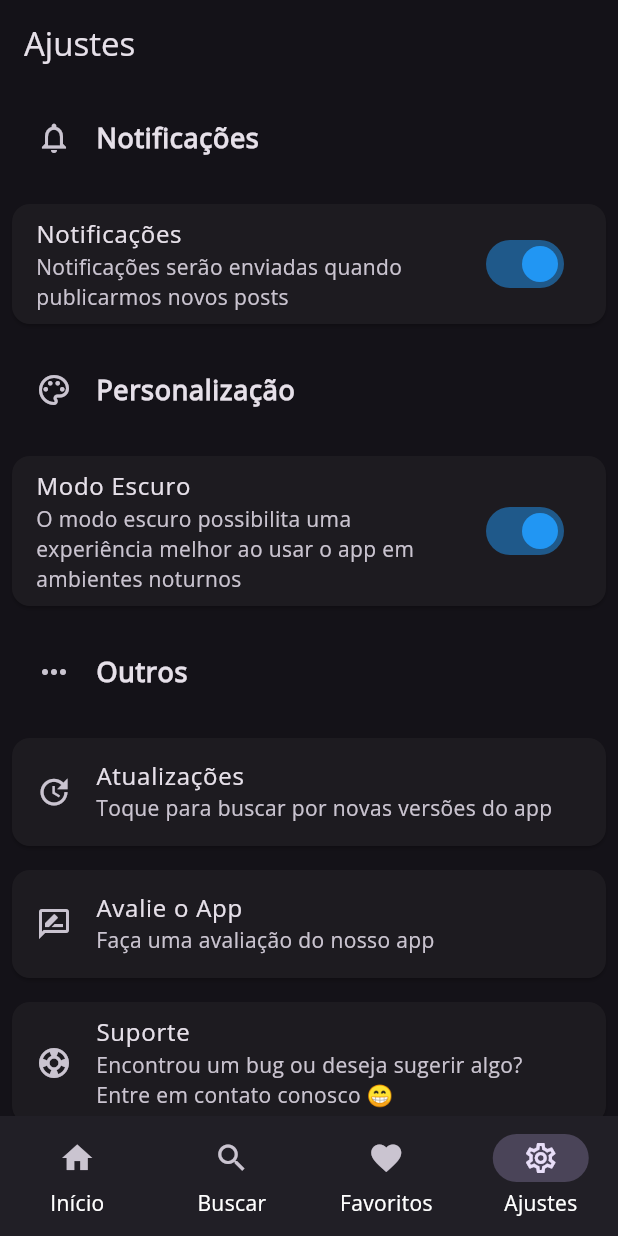
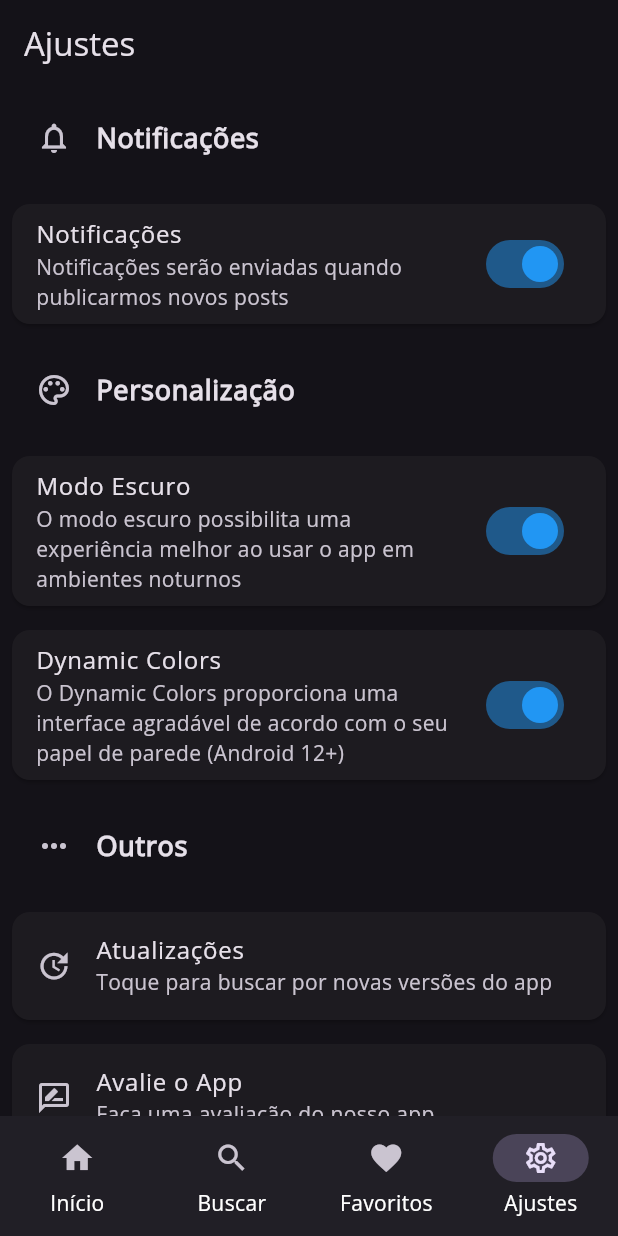
Before and after one commit to hendrilmendes/News-Droid, a Flutter app: the screen it shows after launch, item 4 of the bottom bar chosen, on a phone screen of 412 x 824 dp. Run offline on Flutter 3.47's test engine with Material 3 defaults, Android fonts, the phone set to English and light mode, and no system bars; drawn by our look-alikes of dynamic_color; our stand-ins replace cached_network_image, connectivity_plus, firebase_core, firebase_crashlytics, firebase_messaging, flutter_expandable_fab and 10 more; missing offline and left inert: feedback, flutter_email_sender, flutter_web_auth_2; accounts and stored records are empty; network calls fail.

Commit message:
Melhorias e novos recursos

```diff
--- a/lib/main.dart
+++ b/lib/main.dart
@@ -40,10 +40,10 @@ main() async {
   Hive.registerAdapter(FavoritePostAdapter());
   await Hive.openBox('favorite_posts');
 
-  //Data da publicacao formatada
+  // Data da publicacao formatada
   await initializeDateFormatting();
 
-  //Firebase
+  // Firebase
   FirebaseMessaging messaging = FirebaseMessaging.instance;
 
   NotificationSettings settings = await messaging.requestPermission(
@@ -101,6 +101,11 @@ class MyApp extends StatelessWidget {
         builder: (_, theme, __) {
           return DynamicColorBuilder(
               builder: (lightColorScheme, darkColorScheme) {
+            if (!theme.isDynamicColorsEnabled) {
+              lightColorScheme = null;
+              darkColorScheme = null;
+            }
+
             return MaterialApp(
               theme: ThemeData(
                 brightness: Brightness.light,
--- a/lib/models/favorito_model.dart
+++ b/lib/models/favorito_model.dart
@@ -24,6 +24,11 @@ class FavoritePostsModel extends ChangeNotifier {
     _favoritePostsBox.delete(postId);
     notifyListeners();
   }
+
+  void removeAllFavorites() {
+    _favoritePostsBox.clear();
+    notifyListeners();
+  }
 }
 
 class FavoritePost {
--- a/lib/telas/config/config.dart
+++ b/lib/telas/config/config.dart
@@ -123,6 +123,7 @@ class _SettingsScreenState extends State<SettingsScreen> {
           _buildNotificationSettings(),
           _buildCategoryHeader("Personalização", Icons.palette_outlined),
           _buildThemeSettings(themeModel),
+          _buildDynamicColors(themeModel),
           _buildCategoryHeader("Outros", Icons.more_horiz),
           _buildUpdateSettings(),
           _buildReview(),
@@ -187,6 +188,27 @@ class _SettingsScreenState extends State<SettingsScreen> {
           onChanged: (value) {
             themeModel.toggleDarkMode();
             themeModel.saveThemePreference(value);
+          },
+        ),
+      ),
+    );
+  }
+
+  Widget _buildDynamicColors(ThemeModel themeModel) {
+    return Card(
+      clipBehavior: Clip.hardEdge,
+      margin: const EdgeInsets.all(8.0),
+      child: ListTile(
+        title: const Text("Dynamic Colors"),
+        subtitle: const Text(
+          "O Dynamic Colors proporciona uma interface agradável de acordo com o seu papel de parede (Android 12+)",
+        ),
+        trailing: Switch(
+          activeColor: Colors.blue,
+          value: themeModel.isDynamicColorsEnabled,
+          onChanged: (value) {
+            themeModel.toggleDynamicColors();
+            themeModel.saveDynamicPreference(value);
           },
         ),
       ),
```
Also changed, not shown: lib/telas/favoritos/favoritos.dart (+50 -9 lines), lib/tema/tema.dart (+13 -0 lines), pubspec.yaml (+6 -6 lines), lib/firebase_options.dart, 3 other files.
